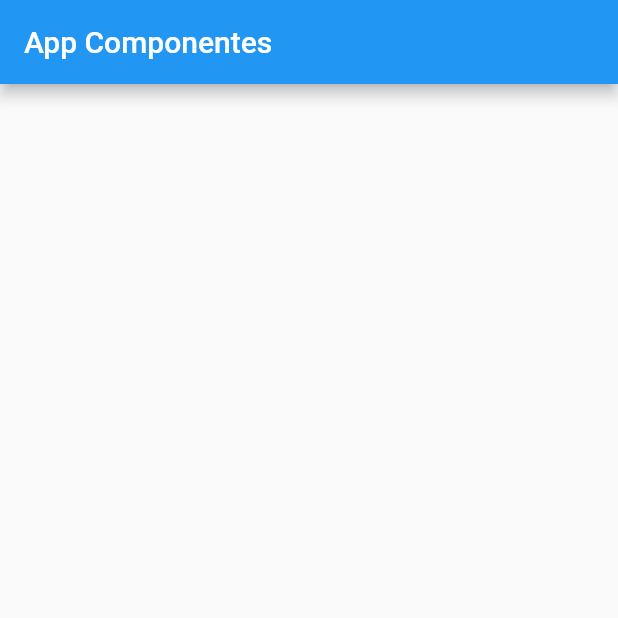
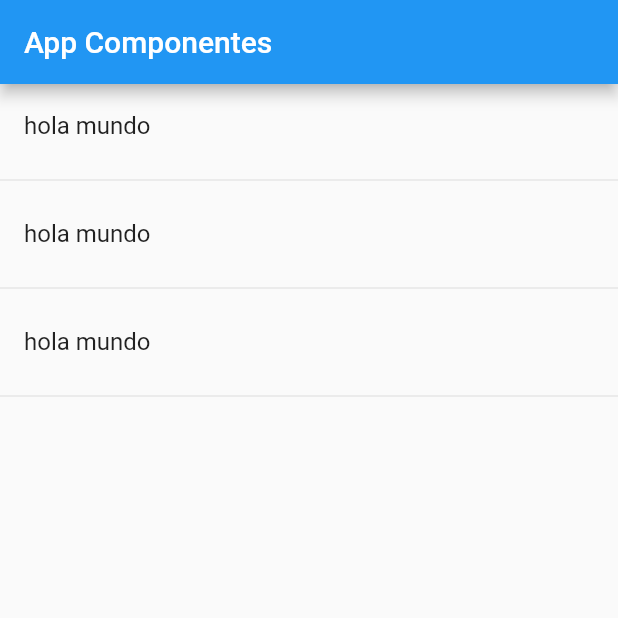
Before and after one commit to lpipeal/flutter_componentes, a Flutter app: the screen it shows after launch, on a phone screen of 412 x 824 dp, the top half of it. Run offline on Flutter 3.47's test engine with Material 2 defaults, Android fonts, the phone set to English and light mode, and no system bars.

Commit message:
Lista de widgets texto

```diff
--- a/lib/src/pages/home_page.dart
+++ b/lib/src/pages/home_page.dart
@@ -12,7 +12,18 @@ class HomePage extends StatelessWidget{
         title: Text ('App Componentes'),
       ),body: ListView(
         children: <Widget>[
-
+              ListTile(
+              title: Text('hola mundo'),
+              ),
+              Divider(),
+              ListTile(
+              title: Text('hola mundo'),
+              ),
+              Divider(),
+              ListTile(
+              title: Text('hola mundo'),
+              ),
+              Divider()
         ],
       ),
     );
```
